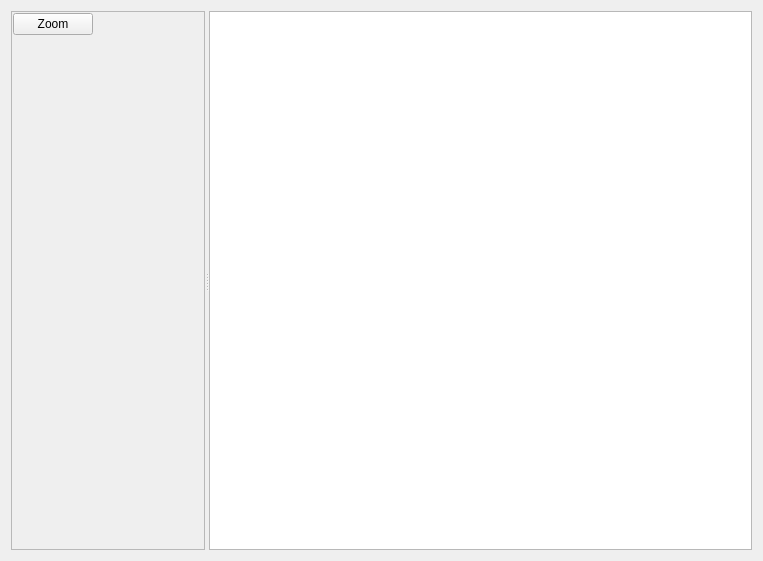
Before: the Qt Designer form src/WhiskerToolbox/Media_Widget/Media_Widget.ui in paulmthompson/WhiskerToolbox, drawn with Qt 5.
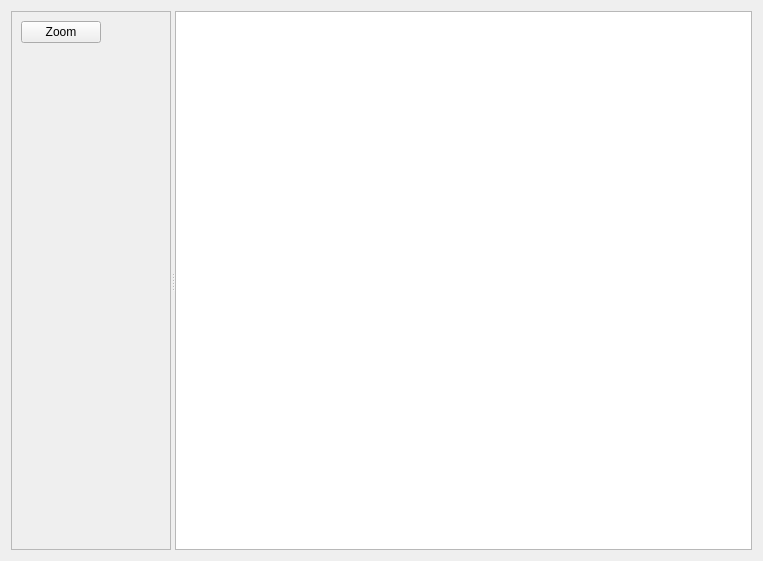
After: the same form once the commit is applied. Custom widgets are drawn as their Qt base class.

The edit to the form file:
```diff
--- a/src/WhiskerToolbox/Media_Widget/Media_Widget.ui
+++ b/src/WhiskerToolbox/Media_Widget/Media_Widget.ui
@@ -30,14 +30,14 @@
      </property>
      <widget class="QScrollArea" name="scrollArea">
       <property name="sizePolicy">
-       <sizepolicy hsizetype="MinimumExpanding" vsizetype="Expanding">
+       <sizepolicy hsizetype="Preferred" vsizetype="Expanding">
         <horstretch>0</horstretch>
         <verstretch>0</verstretch>
        </sizepolicy>
       </property>
       <property name="minimumSize">
        <size>
-        <width>180</width>
+        <width>150</width>
         <height>0</height>
        </size>
       </property>
@@ -47,15 +47,9 @@
         <height>16777215</height>
        </size>
       </property>
-      <property name="verticalScrollBarPolicy">
-       <enum>Qt::ScrollBarPolicy::ScrollBarAlwaysOff</enum>
-      </property>
       <property name="horizontalScrollBarPolicy">
        <enum>Qt::ScrollBarPolicy::ScrollBarAlwaysOff</enum>
       </property>
-      <property name="sizeAdjustPolicy">
-       <enum>QAbstractScrollArea::SizeAdjustPolicy::AdjustToContents</enum>
-      </property>
       <property name="widgetResizable">
        <bool>true</bool>
       </property>
@@ -64,40 +58,16 @@
         <rect>
          <x>0</x>
          <y>0</y>
-         <width>180</width>
-         <height>524</height>
+         <width>158</width>
+         <height>541</height>
         </rect>
        </property>
-       <property name="sizePolicy">
-        <sizepolicy hsizetype="MinimumExpanding" vsizetype="Preferred">
-         <horstretch>0</horstretch>
-         <verstretch>0</verstretch>
-        </sizepolicy>
-       </property>
-       <property name="minimumSize">
-        <size>
-         <width>180</width>
-         <height>0</height>
-        </size>
-       </property>
        <layout class="QVBoxLayout" name="verticalLayout">
         <property name="spacing">
-         <number>0</number>
+         <number>1</number>
         </property>
         <property name="sizeConstraint">
-         <enum>QLayout::SizeConstraint::SetDefaultConstraint</enum>
-        </property>
-        <property name="leftMargin">
-         <number>1</number>
-        </property>
-        <property name="topMargin">
-         <number>1</number>
-        </property>
-        <property name="rightMargin">
-         <number>1</number>
-        </property>
-        <property name="bottomMargin">
-         <number>1</number>
+         <enum>QLayout::SizeConstraint::SetMinimumSize</enum>
         </property>
         <item>
          <widget class="QPushButton" name="pushButton">
@@ -115,15 +85,21 @@
         <item>
          <widget class="Feature_Table_Widget" name="feature_table_widget" native="true">
           <property name="sizePolicy">
-           <sizepolicy hsizetype="Expanding" vsizetype="Expanding">
-            <horstretch>1</horstretch>
-            <verstretch>1</verstretch>
+           <sizepolicy hsizetype="Preferred" vsizetype="Expanding">
+            <horstretch>0</horstretch>
+            <verstretch>0</verstretch>
            </sizepolicy>
           </property>
           <property name="minimumSize">
            <size>
-            <width>190</width>
-            <height>0</height>
+            <width>140</width>
+            <height>100</height>
+           </size>
+          </property>
+          <property name="maximumSize">
+           <size>
+            <width>16777215</width>
+            <height>16777215</height>
            </size>
           </property>
          </widget>
```
Left out of the diff: 2 changed lines with no effect on the pictures.
